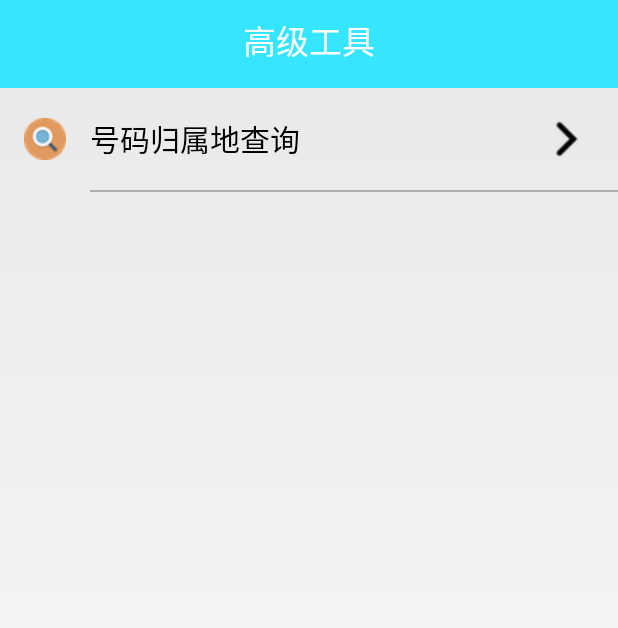
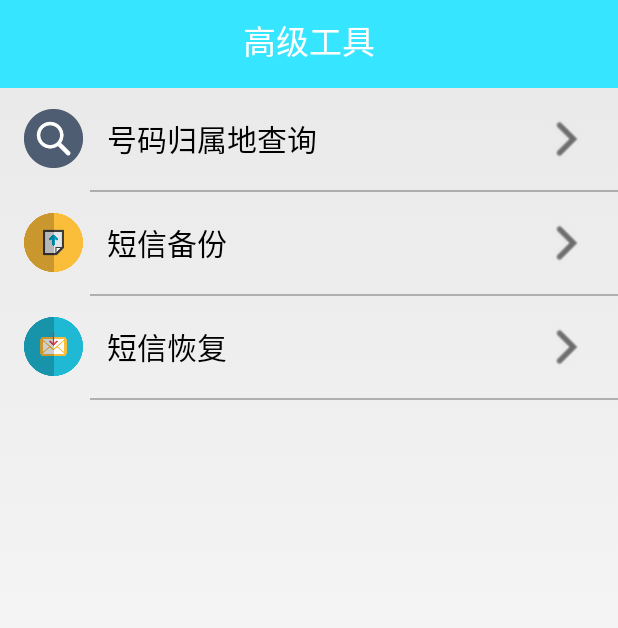
Before and after one commit to hangwin/MobileSecurity, an Android app: the AdvancedToolActivity screen opened directly, with no data from a screen before it, on a phone screen of 412 x 824 dp. Shown: the top 628 px of the screen. Run offline under Robolectric (Android 15) with nearby library versions, the phone set to English and light mode, and no system bars.

Commit message:
添加短信备份功能

```diff
--- a/app/src/main/AndroidManifest.xml
+++ b/app/src/main/AndroidManifest.xml
@@ -16,6 +16,8 @@
     <uses-permission android:name="android.permission.PROCESS_OUTGOING_CALLS"/>
     <uses-permission android:name="android.permission.SYSTEM_ALERT_WINDOW"/>
     <uses-permission android:name="android.permission.CALL_PHONE"/>
+    <uses-permission android:name="android.permission.READ_SMS"/>
+    <uses-permission android:name="android.permission.WRITE_SMS"/>
 
     <application
         android:allowBackup="true"
--- a/app/src/main/java/com/study/hang/mobileSecurity/service/BlockNumberService.java
+++ b/app/src/main/java/com/study/hang/mobileSecurity/service/BlockNumberService.java
@@ -9,7 +9,7 @@ import android.telephony.TelephonyManager;
 import android.text.TextUtils;
 
 
-import com.android.internal.telephony.ITelephony;
+//import com.android.internal.telecom.ITelephony;
 import com.study.hang.db.BlackNumberDao;
 
 import java.lang.reflect.Method;
@@ -68,7 +68,7 @@ public class BlockNumberService extends Service {
                 Class mClass=BlockNumberService.class.getClassLoader().loadClass("android.os.ServiceManager");
                 Method method=mClass.getDeclaredMethod("getService", String.class);
                 IBinder iBinder= (IBinder) method.invoke(null,TELECOM_SERVICE);
-                ITelephony.Stub.asInterface(iBinder).endCall();
+               // ITelephony.Stub.asInterface(iBinder).endCall();
             } catch (Exception e) {
                 e.printStackTrace();
             }
--- a/app/src/main/res/layout/advancedtool.xml
+++ b/app/src/main/res/layout/advancedtool.xml
@@ -27,8 +27,8 @@
         <ImageView
             android:src="@drawable/guishudi"
             android:paddingLeft="16dp"
-            android:layout_width="wrap_content"
-            android:layout_height="wrap_content" />
+            android:layout_width="55dp"
+            android:layout_height="55dp" />
         <TextView
             android:drawableRight="@drawable/right"
             android:id="@+id/numberbelong"
@@ -49,6 +49,66 @@
         android:layout_width="wrap_content"
         android:layout_height="1dp"/>
 
+    <LinearLayout
+        android:orientation="horizontal"
+        android:gravity="center_vertical"
+        android:layout_width="match_parent"
+        android:layout_height="wrap_content">
+        <ImageView
+            android:src="@drawable/backup"
+            android:paddingLeft="16dp"
+            android:layout_width="55dp"
+            android:layout_height="55dp" />
+        <TextView
+            android:drawableRight="@drawable/right"
+            android:id="@+id/smsbackup"
+            android:textSize="20sp"
+            android:padding="16dp"
+            android:textColor="#000000"
+            android:gravity="center_vertical"
+            android:text="短信备份"
+            android:clickable="true"
+            android:layout_width="match_parent"
+            android:layout_height="wrap_content" />
+    </LinearLayout>
+
+
+    <View
+        android:layout_marginLeft="60dp"
+        android:background="#44000000"
+        android:layout_width="wrap_content"
+        android:layout_height="1dp"/>
+
+    <LinearLayout
+        android:orientation="horizontal"
+        android:gravity="center_vertical"
+        android:layout_width="match_parent"
+        android:layout_height="wrap_content">
+        <ImageView
+            android:src="@drawable/rescovery"
+            android:paddingLeft="16dp"
+            android:layout_width="55dp"
+            android:layout_height="55dp" />
+        <TextView
+            android:drawableRight="@drawable/right"
+            android:id="@+id/smsrecovery"
+            android:textSize="20sp"
+            android:padding="16dp"
+            android:textColor="#000000"
+            android:gravity="center_vertical"
+            android:text="短信恢复"
+            android:clickable="true"
+            android:layout_width="match_parent"
+            android:layout_height="wrap_content" />
+    </LinearLayout>
+
+
+    <View
+        android:layout_marginLeft="60dp"
+        android:background="#44000000"
+        android:layout_width="wrap_content"
+        android:layout_height="1dp"/>
+
 
 
 
```
Also changed, not shown: app/src/main/java/com/study/hang/db/smsEntity.java (added, +52 -0 lines), app/src/main/java/com/study/hang/mobileSecurity/activity/AdvancedToolActivity.java (+88 -0 lines), app/src/main/res/drawable/backup.png (added), app/src/main/res/drawable/guishudi.png, app/src/main/res/drawable/rescovery.png (added), app/src/main/res/drawable/right.png.
